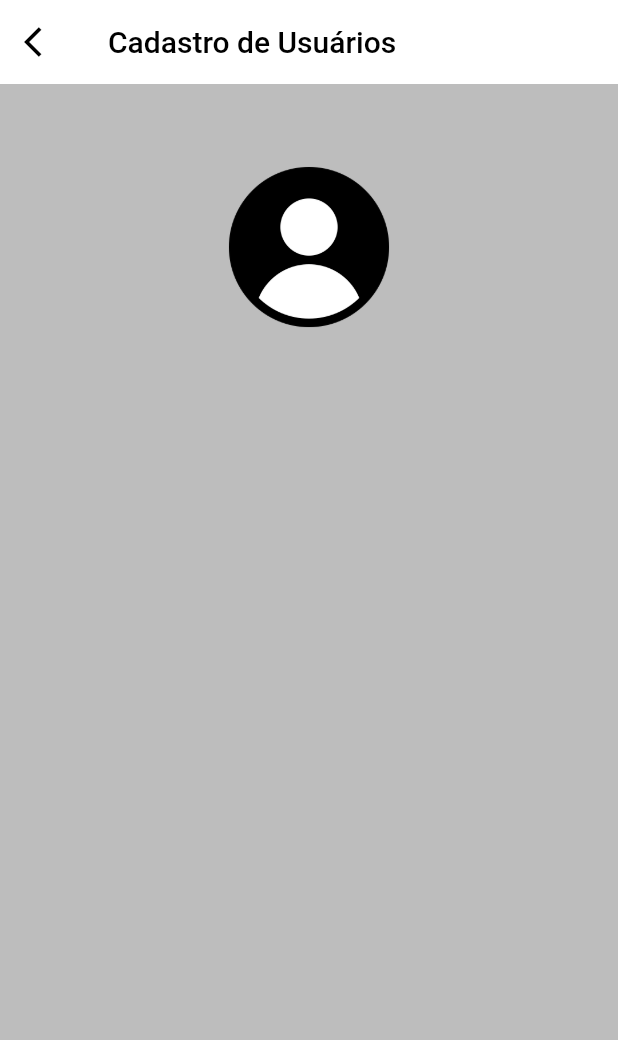
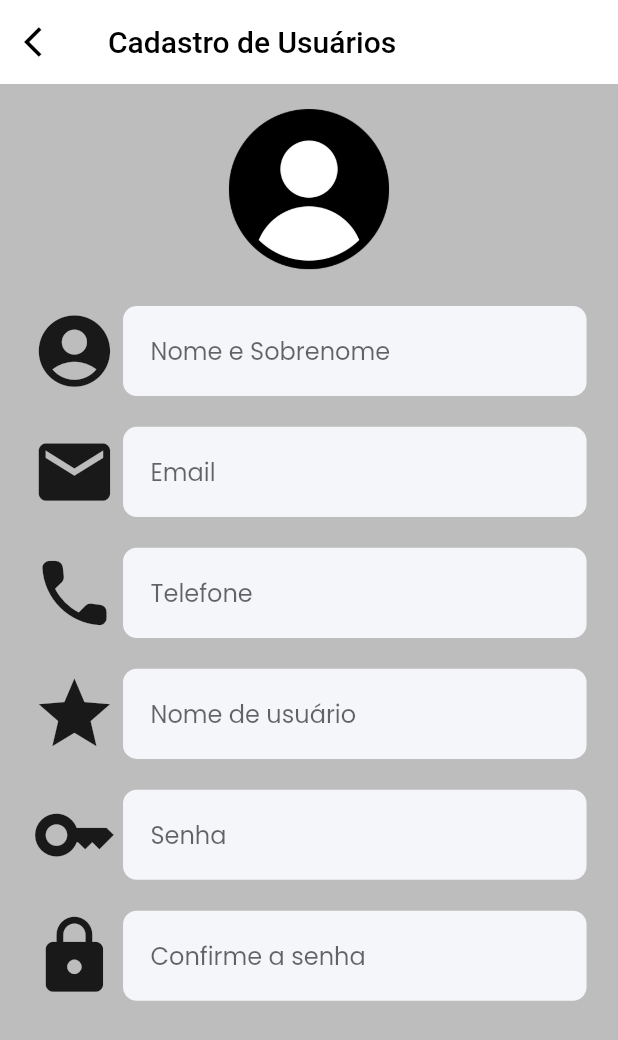
Before and after one commit to megarubber/vitahealth, a Flutter app: the screen it shows after launch, on a phone screen of 412 x 824 dp. Shown: the top 1040 px of the screen. Run offline on Flutter 3.47's test engine with Material 2 defaults, Android fonts, the light colour scheme and no system bars; our stand-ins replace flutter_screenutil, fluttertoast, google_fonts, image_picker.

Commit message:
feat: form textfields

```diff
--- a/lib/screens/register.dart
+++ b/lib/screens/register.dart
@@ -5,6 +5,7 @@ import 'package:image_picker/image_picker.dart';
 import 'package:vitahealth/widgets/button.dart';
 import 'package:vitahealth/colors.dart';
 import 'dart:io';
+import 'package:vitahealth/widgets/my_text_field.dart';
 
 class Register extends StatefulWidget {
   @override
@@ -13,6 +14,7 @@ class Register extends StatefulWidget {
 
 class RegisterState extends State<Register> {
   File? profileImage;
+  final spaceBetween = 16;
 
   Future<void> pickImage() async {
     final image = await ImagePicker().pickImage(source: ImageSource.gallery);
@@ -41,11 +43,11 @@ class RegisterState extends State<Register> {
       ),
       body: SafeArea(
         child: Padding(
-          padding: EdgeInsets.symmetric(horizontal: 24.w),
+          padding: EdgeInsets.symmetric(horizontal: 15.w),
           child: Column(
             crossAxisAlignment: CrossAxisAlignment.start,
             children: [
-              SizedBox(height: 40.h),
+              SizedBox(height: 10.h),
               InkWell(
                 onTap: () => pickImage(),
                 child: Center(
@@ -55,7 +57,91 @@ class RegisterState extends State<Register> {
                     height: 100.sp
                   ),
                 )
-              )
+              ),
+              SizedBox(height: spaceBetween.h),
+              Row(
+                mainAxisAlignment: MainAxisAlignment.spaceEvenly,
+                children: [
+                  Icon(
+                    Icons.account_circle_rounded,
+                    size: 50.sp,
+                  ),
+                  SizedBox(
+                    width: 270.w,
+                    child: MyTextField().createTextField(hint: "Nome e Sobrenome")
+                  )
+                ]
+              ),
+              SizedBox(height: spaceBetween.h),
+              Row(
+                mainAxisAlignment: MainAxisAlignment.spaceEvenly,
+                children: [
+                  Icon(
+                    Icons.email,
+                    size: 50.sp,
+                  ),
+                  SizedBox(
+                    width: 270.w,
+                    child: MyTextField().createTextField(hint: "Email")
+                  )
+                ]
+              ),
+              SizedBox(height: spaceBetween.h),
+              Row(
+                mainAxisAlignment: MainAxisAlignment.spaceEvenly,
+                children: [
+                  Icon(
+                    Icons.local_phone_rounded,
+                    size: 50.sp,
+                  ),
+                  SizedBox(
+                    width: 270.w,
+                    child: MyTextField().createTextField(hint: "Telefone")
+                  )
+                ]
+              ),
+              SizedBox(height: spaceBetween.h),
+              Row(
+                mainAxisAlignment: MainAxisAlignment.spaceEvenly,
+                children: [
+                  Icon(
+                    Icons.star,
+                    size: 50.sp,
+                  ),
+                  SizedBox(
+                    width: 270.w,
+                    child: MyTextField().createTextField(hint: "Nome de usuário")
+                  )
+                ]
+              ),
+              SizedBox(height: spaceBetween.h),
+              Row(
+                mainAxisAlignment: MainAxisAlignment.spaceEvenly,
+                children: [
+                  Icon(
+                    Icons.key,
+                    size: 50.sp,
+                  ),
+                  SizedBox(
+                    width: 270.w,
+                    child: MyTextField().createTextField(hint: "Senha")
+                  )
+                ]
+              ),
+              SizedBox(height: spaceBetween.h),
+              Row(
+                mainAxisAlignment: MainAxisAlignment.spaceEvenly,
+                children: [
+                  Icon(
+                    Icons.lock,
+                    size: 50.sp,
+                  ),
+                  SizedBox(
+                    width: 270.w,
+                    child: MyTextField().createTextField(hint: "Confirme a senha")
+                  )
+                ]
+              ),
             ]
           )
         )
```
